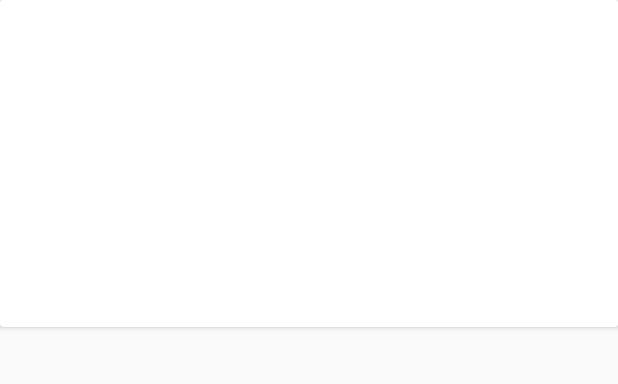
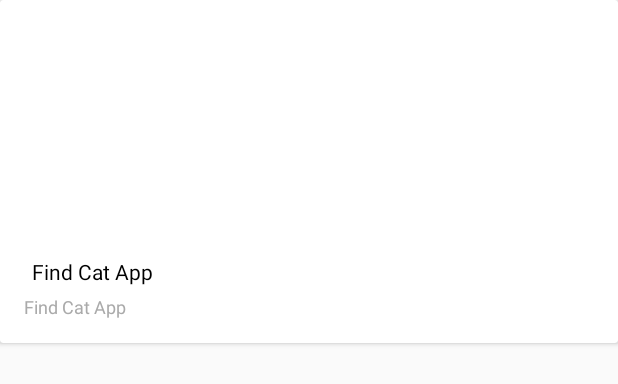
Before and after one commit to sidrive/findcat, an Android app: the layout item_video.xml on its own in the app's theme, with its tools: preview values and no code run, on a phone screen of 412 x 824 dp. Shown: the top 384 px of the screen. Run offline under Robolectric (Android 15) with nearby library versions, the phone set to English and light mode, and no system bars.

```diff
--- a/app/src/main/res/layout/item_video.xml
+++ b/app/src/main/res/layout/item_video.xml
@@ -17,15 +17,18 @@
             android:layout_height="150dp" />
 
         <TextView
+            android:text="@string/app_name"
             android:id="@+id/text_name"
             android:layout_width="match_parent"
             android:layout_height="wrap_content"
             android:ellipsize="end"
             android:maxLines="2"
+            android:padding="5dp"
             android:textColor="@android:color/black"
             android:textSize="14sp" />
 
         <TextView
+            android:text="@string/app_name"
             android:id="@+id/text_date"
             android:layout_width="match_parent"
             android:layout_height="wrap_content"
```
Also changed, not shown: app/src/main/java/id/findcat/app/view/product/SingleProductActivity.java (+10 -7 lines), app/src/main/res/layout/activity_single_product.xml (+9 -3 lines), 1 other file.
